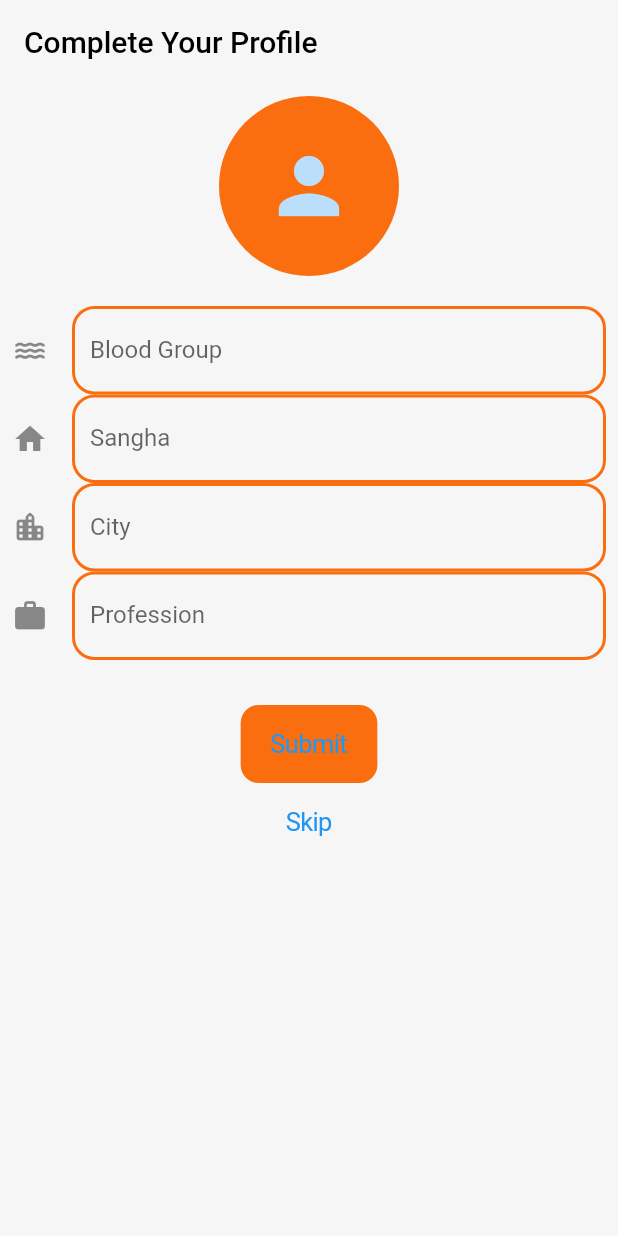
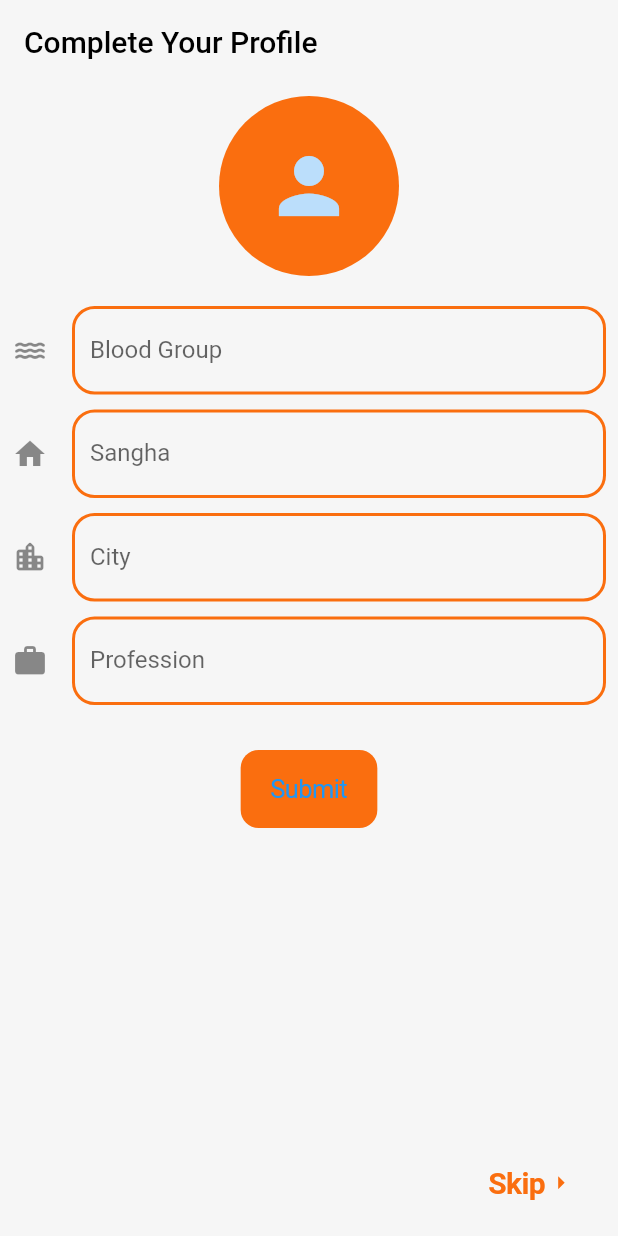
Before and after one commit to tnsmobilesolutions/pas, a Flutter app: the CompleteProfile screen opened directly, on a phone screen of 412 x 824 dp. Run offline on Flutter 3.47's test engine with Material 2 defaults, Android fonts, the phone set to English and light mode, and no system bars; our stand-ins replace animated_splash_screen, bloc, cloud_firestore, firebase_auth, firebase_core, flutter_bloc and 1 more; missing offline and left inert: authentication; accounts and stored records are empty.

Commit message:
logo skip button

```diff
--- a/lib/main.dart
+++ b/lib/main.dart
@@ -25,7 +25,7 @@ class MyApp extends StatelessWidget {
     return BlocProvider(
       create: (context) => ProfileBloc(),
       child: MaterialApp(
-          title: 'Flutter Login UI',
+          title: 'PAS',
           debugShowCheckedModeBanner: false,
           theme: CurrentTheme.customTheme,
           home: SplashScreen()),
--- a/lib/screen/CompleteProfile.dart
+++ b/lib/screen/CompleteProfile.dart
@@ -3,11 +3,10 @@ import 'dart:io';
 import 'package:firebase_auth/firebase_auth.dart';
 import 'package:flutter/cupertino.dart';
 import 'package:flutter/material.dart';
-import 'package:image_cropper/image_cropper.dart';
 
 import 'package:image_picker/image_picker.dart';
 import 'package:prabasi_anchalika_sangha/API/userAPI.dart';
-import 'package:prabasi_anchalika_sangha/model/CompleteProfileModel.dart';
+
 import 'package:prabasi_anchalika_sangha/model/userModel.dart';
 import 'package:prabasi_anchalika_sangha/screen/homescreen.dart';
 
@@ -34,7 +33,7 @@ class _CompleteProfileState extends State<CompleteProfile> {
         context: context,
         builder: (context) {
           return AlertDialog(
-            title: Text("Upload Profile Picture"),
+            title: const Text("Upload Profile Picture"),
             content: Column(
               mainAxisSize: MainAxisSize.min,
               children: [
@@ -43,16 +42,16 @@ class _CompleteProfileState extends State<CompleteProfile> {
                     Navigator.pop(context);
                     selectImage(ImageSource.gallery);
                   },
-                  leading: Icon(Icons.photo_album),
-                  title: Text("Select from Gallery"),
+                  leading: const Icon(Icons.photo_album),
+                  title: const Text("Select from Gallery"),
                 ),
                 ListTile(
                   onTap: () {
                     Navigator.pop(context);
                     selectImage(ImageSource.camera);
                   },
-                  leading: Icon(Icons.camera_alt),
-                  title: Text("Take a photo"),
+                  leading: const Icon(Icons.camera_alt),
+                  title: const Text("Take a photo"),
                 ),
               ],
             ),
@@ -67,7 +66,7 @@ class _CompleteProfileState extends State<CompleteProfile> {
       appBar: AppBar(
         backgroundColor: const Color(0xFFf6f6f6),
         elevation: 0,
-        title: Text(
+        title: const Text(
           'Complete Your Profile',
           style: TextStyle(color: Colors.black),
         ),
@@ -85,44 +84,49 @@ class _CompleteProfileState extends State<CompleteProfile> {
                   onPressed: () {
                     showPhotoOptions();
                   },
-                  padding: EdgeInsets.all(0),
+                  padding: const EdgeInsets.all(0),
                   child: CircleAvatar(
-                    backgroundColor: Color(0xFFfa6e0f),
+                    backgroundColor: const Color(0xFFfa6e0f),
                     radius: 60,
                     backgroundImage:
                         (imageFile != null) ? FileImage(imageFile!) : null,
                     child: (imageFile == null)
-                        ? Icon(
+                        ? const Icon(
                             Icons.person,
                             size: 60,
                           )
                         : null,
                   ),
                 ),
-                SizedBox(
-                  height: 20,
-                ),
+                const SizedBox(height: 20),
                 TextFormField(
                   controller: bloodgroupController,
                   decoration: const InputDecoration(
                       icon: Icon(Icons.water_rounded),
-                        labelText: "Blood Group")),
+                      labelText: "Blood Group"),
+                ),
+                const SizedBox(height: 10),
                 TextFormField(
                   controller: sanghaController,
                   decoration: const InputDecoration(
-                        icon: Icon(Icons.home), labelText: "Sangha")),
+                      icon: Icon(Icons.home), labelText: "Sangha"),
+                ),
+                const SizedBox(height: 10),
                 TextFormField(
                   controller: cityController,
                   decoration: const InputDecoration(
                       icon: Icon(Icons.location_city_rounded),
-                        labelText: "City")),
+                      labelText: "City"),
+                ),
+                const SizedBox(height: 10),
                 TextFormField(
                   controller: professionController,
                   decoration: const InputDecoration(
-                        icon: Icon(Icons.work), labelText: "Profession")),
+                      icon: Icon(Icons.work), labelText: "Profession"),
+                ),
                 const SizedBox(height: 30),
                 CupertinoButton(
-                  color: Color(0xFFfa6e0f),
+                  color: const Color(0xFFfa6e0f),
                   onPressed: () async {
                     final uid = FirebaseAuth.instance.currentUser?.uid;
                     userModel addOnData = userModel(
@@ -140,8 +144,32 @@ class _CompleteProfileState extends State<CompleteProfile> {
                   },
                   child: const Text('Submit'),
                 ),
+              ],
+            ),
+          ),
+        ),
+      ),
+      bottomNavigationBar: Padding(
+        padding: const EdgeInsets.all(8.0),
+        child: Row(
+          mainAxisAlignment: MainAxisAlignment.end,
+          children: [
             CupertinoButton(
-                    child: Text('Skip'),
+                child: Row(
+                  children: const [
+                    Text(
+                      'Skip',
+                      style: TextStyle(
+                          fontSize: 20,
+                          fontWeight: FontWeight.bold,
+                          color: Color(0xFFfa6e0f)),
+                    ),
+                    Icon(
+                      Icons.arrow_right,
+                      color: Color(0xFFfa6e0f),
+                    )
+                  ],
+                ),
                 onPressed: () {
                   Navigator.push(
                       context,
@@ -152,8 +180,6 @@ class _CompleteProfileState extends State<CompleteProfile> {
           ],
         ),
       ),
-        ),
-      ),
     );
   }
 }
--- a/lib/screen/theme.dart
+++ b/lib/screen/theme.dart
@@ -2,7 +2,7 @@ import 'package:flutter/material.dart';
 
 class CurrentTheme {
   final kprofilrTextstyle =
-      TextStyle(fontSize: 20, fontWeight: FontWeight.normal);
+      const TextStyle(fontSize: 20, fontWeight: FontWeight.normal);
   static ThemeData customTheme = ThemeData(
     primarySwatch: Colors.blue,
     brightness: Brightness.light,
@@ -40,5 +40,6 @@ class CurrentTheme {
     ),
     drawerTheme: const DrawerThemeData(
       elevation: 0,
-      ));
+    ),
+  );
 }
```
Also changed, not shown: lib/screen/loginScreen.dart (+6 -2 lines), lib/screen/searchresult.dart (+174 -174 lines), lib/screen/searchuser.dart (+3 -10 lines), assets/images/paslogo.png. Lines whose indentation alone changed are shown as unchanged.
